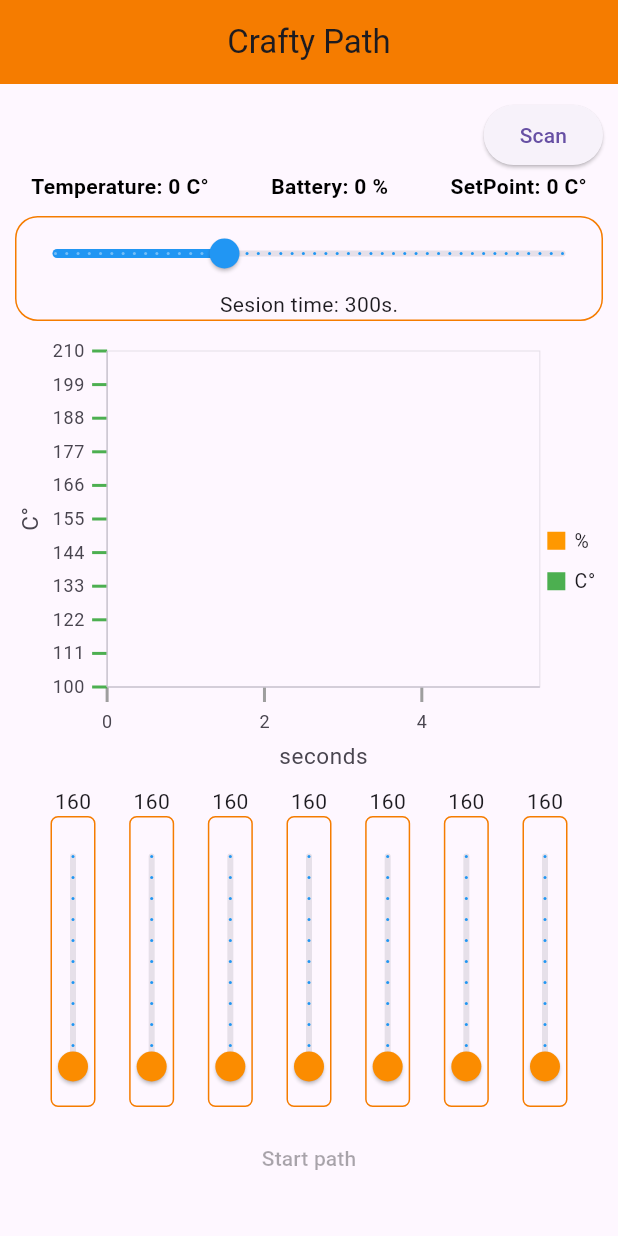
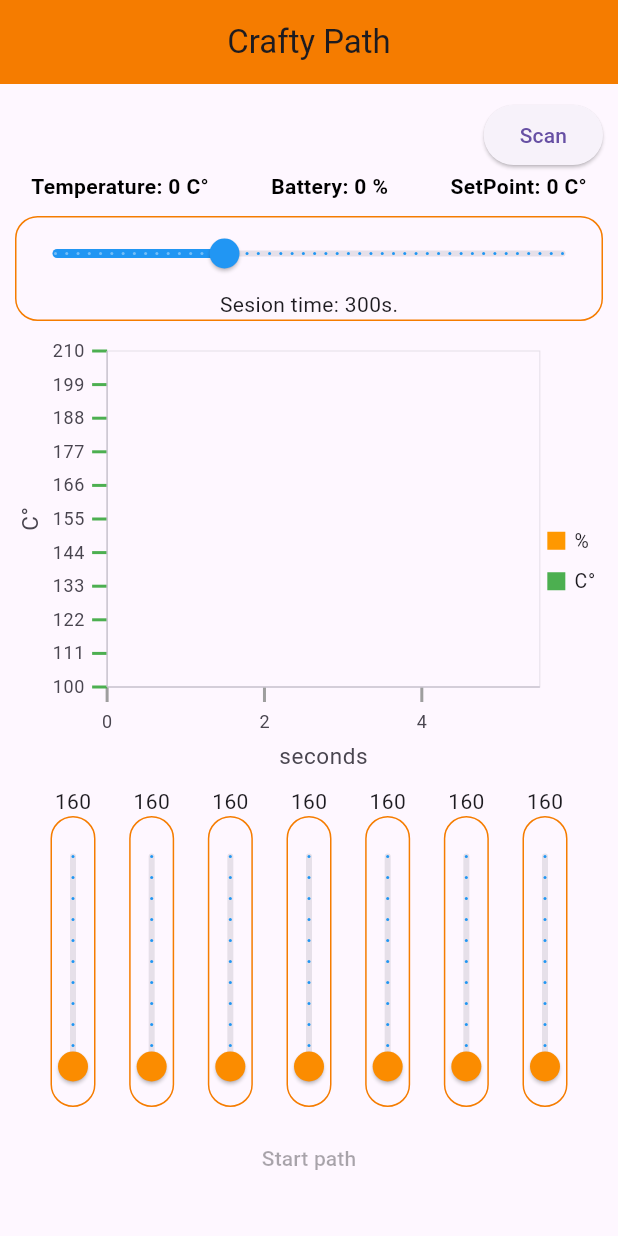
Before and after one commit to lwrdjne4/path, a Flutter app: the screen it shows after launch, on a phone screen of 412 x 824 dp. Run offline on Flutter 3.47's test engine with Material 3 defaults, Android fonts, the phone set to English and light mode, and no system bars; our stand-ins replace convert, flutter_tts, loading_animation_widget, permission_handler, shared_preferences, syncfusion_flutter_charts and 1 more; missing offline and left inert: universal_ble.

Commit message:
slider`s border radius to 30

```diff
--- a/lib/main.dart
+++ b/lib/main.dart
@@ -434,7 +434,8 @@
                   height: 30,
                   decoration: BoxDecoration(
                       border: Border.all(color: Colors.orange.shade700),
-                      borderRadius: const BorderRadius.all(Radius.circular(5)),
+                      borderRadius: const BorderRadius.all(Radius.circular(30),),
+
                   ),
                   child: Slider(
                     thumbColor: Colors.orange.shade600,
```
Also changed, not shown: 3 other files.
